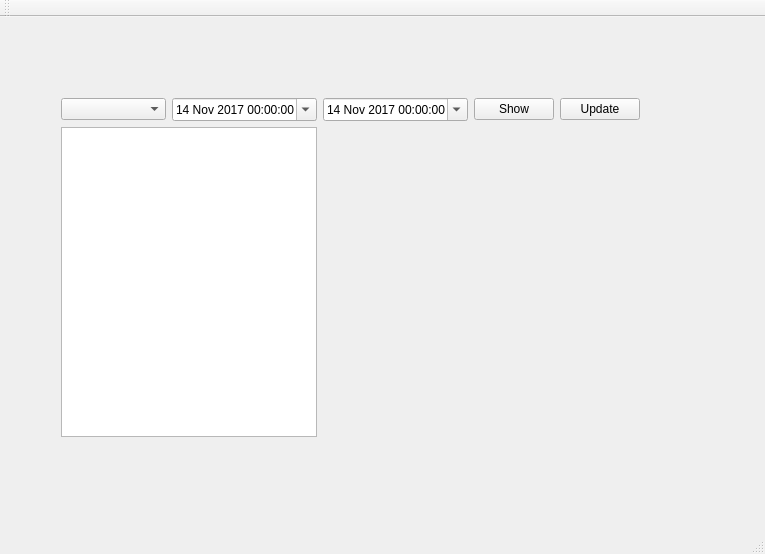
First picture: the form in Viewer/mainwindow.ui, repository RomanMokych/Courses-DesktopMonitor-2017-10, before the edit.
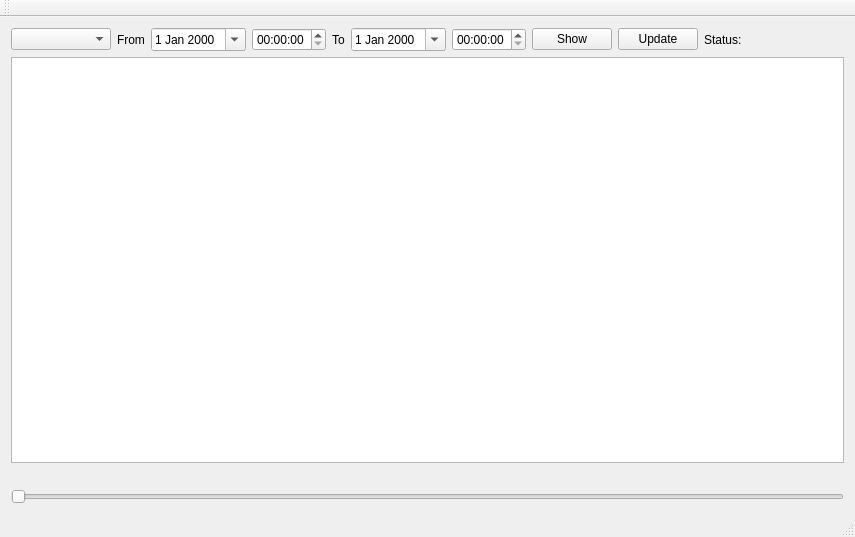
Second picture: the form after the edit.

What changed in the file:
```diff
--- a/Viewer/mainwindow.ui
+++ b/Viewer/mainwindow.ui
@@ -6,85 +6,97 @@
    <rect>
     <x>0</x>
     <y>0</y>
-    <width>765</width>
-    <height>554</height>
+    <width>855</width>
+    <height>537</height>
    </rect>
   </property>
   <property name="windowTitle">
    <string>MainWindow</string>
   </property>
   <widget class="QWidget" name="centralWidget">
-   <widget class="QWidget" name="gridLayoutWidget">
-    <property name="geometry">
-     <rect>
-      <x>50</x>
-      <y>70</y>
-      <width>601</width>
-      <height>361</height>
-     </rect>
-    </property>
-    <layout class="QGridLayout" name="gridLayout" columnstretch="5,0,0,0,0,0">
+   <layout class="QGridLayout" name="gridLayout_2">
+    <item row="1" column="0">
+     <layout class="QGridLayout" name="gridLayout_viewer">
+      <item row="0" column="0">
+       <widget class="QGraphicsView" name="graphicsView_frames">
+        <property name="enabled">
+         <bool>true</bool>
+        </property>
+       </widget>
+      </item>
+     </layout>
+    </item>
+    <item row="2" column="0">
+     <widget class="QLabel" name="label_time">
+      <property name="text">
+       <string/>
+      </property>
+      <property name="alignment">
+       <set>Qt::AlignCenter</set>
+      </property>
+     </widget>
+    </item>
+    <item row="3" column="0">
+     <widget class="QSlider" name="horizontalSlider_ch">
+      <property name="enabled">
+       <bool>false</bool>
+      </property>
+      <property name="orientation">
+       <enum>Qt::Horizontal</enum>
+      </property>
+     </widget>
+    </item>
+    <item row="0" column="0">
+     <layout class="QGridLayout" name="gridLayout_3">
+      <item row="0" column="7">
+       <widget class="QPushButton" name="pushButton_Show">
+        <property name="text">
+         <string>Show</string>
+        </property>
+        <property name="checkable">
+         <bool>false</bool>
+        </property>
+       </widget>
+      </item>
      <item row="0" column="0">
       <widget class="QComboBox" name="comboBoxIpList">
        <property name="enabled">
         <bool>true</bool>
        </property>
+        <property name="minimumSize">
+         <size>
+          <width>100</width>
+          <height>0</height>
+         </size>
+        </property>
        <property name="layoutDirection">
         <enum>Qt::LeftToRight</enum>
        </property>
       </widget>
      </item>
-     <item row="0" column="1">
-      <widget class="QDateTimeEdit" name="dateTimeEdit_start">
-       <property name="autoFillBackground">
-        <bool>false</bool>
-       </property>
-       <property name="wrapping">
-        <bool>false</bool>
-       </property>
-       <property name="accelerated">
-        <bool>false</bool>
-       </property>
-       <property name="correctionMode">
-        <enum>QAbstractSpinBox::CorrectToPreviousValue</enum>
-       </property>
-       <property name="dateTime">
-        <datetime>
-         <hour>0</hour>
-         <minute>0</minute>
-         <second>0</second>
-         <year>2017</year>
-         <month>11</month>
-         <day>14</day>
-        </datetime>
-       </property>
-       <property name="calendarPopup">
-        <bool>true</bool>
-       </property>
-      </widget>
+      <item row="0" column="13">
+       <spacer name="horizontalSpacer">
+        <property name="orientation">
+         <enum>Qt::Horizontal</enum>
+        </property>
+        <property name="sizeHint" stdset="0">
+         <size>
+          <width>20</width>
+          <height>20</height>
+         </size>
+        </property>
+       </spacer>
      </item>
      <item row="0" column="2">
-      <widget class="QDateTimeEdit" name="dateTimeEdit_end">
-       <property name="autoFillBackground">
-        <bool>false</bool>
-       </property>
-       <property name="wrapping">
-        <bool>false</bool>
-       </property>
-       <property name="accelerated">
-        <bool>false</bool>
-       </property>
-       <property name="correctionMode">
-        <enum>QAbstractSpinBox::CorrectToPreviousValue</enum>
-       </property>
+       <widget class="QDateEdit" name="dateEdit_start">
        <property name="dateTime">
         <datetime>
          <hour>0</hour>
          <minute>0</minute>
          <second>0</second>
-         <year>2017</year>
-         <month>11</month>
-         <day>14</day>
+          <year>2000</year>
+          <month>1</month>
+          <day>1</day>
         </datetime>
        </property>
        <property name="calendarPopup">
@@ -92,32 +104,61 @@
        </property>
       </widget>
      </item>
+      <item row="0" column="1">
+       <widget class="QLabel" name="label">
+        <property name="text">
+         <string>From</string>
+        </property>
+       </widget>
+      </item>
+      <item row="0" column="3">
+       <widget class="QTimeEdit" name="timeEdit_start">
+        <property name="calendarPopup">
+         <bool>false</bool>
+        </property>
+       </widget>
+      </item>
+      <item row="0" column="4">
+       <widget class="QLabel" name="label_2">
+        <property name="text">
+         <string>To</string>
+        </property>
+       </widget>
+      </item>
      <item row="0" column="5">
+       <widget class="QDateEdit" name="dateEdit_end">
+        <property name="calendarPopup">
+         <bool>true</bool>
+        </property>
+       </widget>
+      </item>
+      <item row="0" column="6">
+       <widget class="QTimeEdit" name="timeEdit_end"/>
+      </item>
+      <item row="0" column="12">
+       <widget class="QLabel" name="label_status">
+        <property name="text">
+         <string/>
+        </property>
+       </widget>
+      </item>
+      <item row="0" column="8" colspan="2">
       <widget class="QPushButton" name="pushButton">
        <property name="text">
         <string>Update</string>
        </property>
       </widget>
      </item>
-     <item row="0" column="3">
-      <widget class="QPushButton" name="pushButton_Show">
+      <item row="0" column="11">
+       <widget class="QLabel" name="label_3">
        <property name="text">
-        <string>Show</string>
-       </property>
-       <property name="checkable">
-        <bool>false</bool>
-       </property>
-      </widget>
-     </item>
-     <item row="1" column="0" colspan="2">
-      <layout class="QHBoxLayout" name="horizontalLayout">
-       <item>
-        <widget class="QGraphicsView" name="graphicsView_frames"/>
-       </item>
+         <string>Status:</string>
+        </property>
+       </widget>
+      </item>
       </layout>
      </item>
     </layout>
-   </widget>
   </widget>
   <widget class="QMenuBar" name="menuBar">
    <property name="geometry">
```
Left out of the diff: 2 changed lines with no effect on the pictures. Lines whose indentation alone changed are shown as unchanged.
